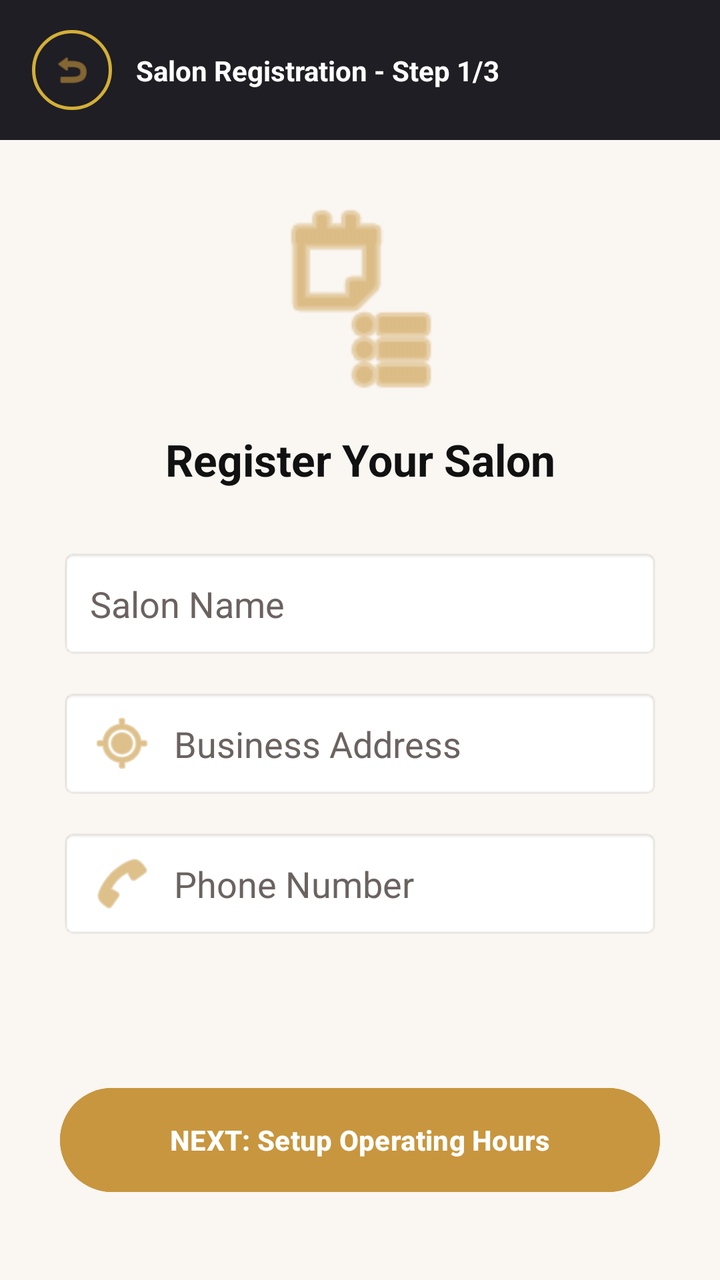
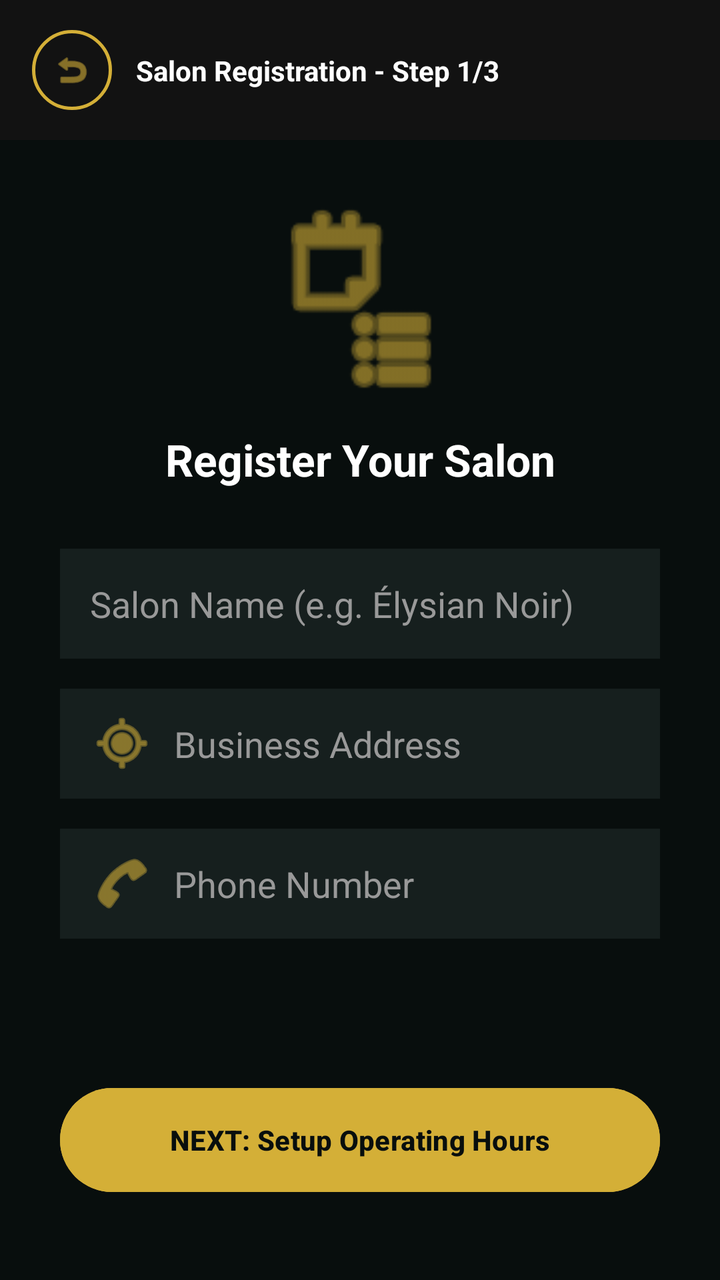

Two renders of the same Android screen: before a commit and after it. Below are the layout's source before the change and the commit's diff.
<!-- AndroidManifest.xml: application theme Theme.Trimly -->
<!-- res/layout/fragment_admin_setup.xml -->
<androidx.constraintlayout.widget.ConstraintLayout
    xmlns:android="http://schemas.android.com/apk/res/android"
    xmlns:app="http://schemas.android.com/apk/res-auto"
    android:layout_width="match_parent"
    android:layout_height="match_parent"
    android:background="#FAF6F2">

    
    <View
        android:id="@+id/top_bg"
        android:layout_width="match_parent"
        android:layout_height="70dp"
        android:background="#1E1E24"
        app:layout_constraintTop_toTopOf="parent"/>

    
    <ImageView
        android:id="@+id/back_btn"
        android:layout_width="40dp"
        android:layout_height="40dp"
        android:layout_marginStart="16dp"
        android:background="@drawable/ic_circle_gold_border"
        android:padding="10dp"
        android:src="@android:drawable/ic_menu_revert"
        app:tint="#C8963E"
        app:layout_constraintStart_toStartOf="parent"
        app:layout_constraintTop_toTopOf="@id/top_bg"
        app:layout_constraintBottom_toBottomOf="@id/top_bg"/>

    
    <TextView
        android:layout_width="wrap_content"
        android:layout_height="wrap_content"
        android:text="Salon Registration - Step 1/3"
        android:textSize="14sp"
        android:textColor="#FFFFFF"
        android:textStyle="bold"
        android:layout_marginStart="12dp"
        app:layout_constraintStart_toEndOf="@id/back_btn"
        app:layout_constraintTop_toTopOf="@id/back_btn"
        app:layout_constraintBottom_toBottomOf="@id/back_btn"/>

    
    <ImageView
        android:id="@+id/salon_icon"
        android:layout_width="100dp"
        android:layout_height="100dp"
        android:layout_marginTop="30dp"
        android:src="@android:drawable/ic_menu_agenda"
        app:tint="#C8963E"
        app:layout_constraintTop_toBottomOf="@id/top_bg"
        app:layout_constraintStart_toStartOf="parent"
        app:layout_constraintEnd_toEndOf="parent"/>

    
    <TextView
        android:id="@+id/page_title"
        android:layout_width="wrap_content"
        android:layout_height="wrap_content"
        android:text="Register Your Salon"
        android:textSize="22sp"
        android:textStyle="bold"
        android:textColor="#111111"
        android:layout_marginTop="15dp"
        app:layout_constraintTop_toBottomOf="@id/salon_icon"
        app:layout_constraintStart_toStartOf="parent"
        app:layout_constraintEnd_toEndOf="parent"/>

    
    <EditText
        android:id="@+id/et_salon_name"
        android:layout_width="match_parent"
        android:layout_height="55dp"
        android:layout_marginHorizontal="30dp"
        android:layout_marginTop="30dp"
        android:background="@android:drawable/editbox_background_normal"
        android:hint="Salon Name"
        android:textColor="#111111"
        android:textColorHint="#6B6360"
        android:paddingStart="15dp"
        app:layout_constraintTop_toBottomOf="@id/page_title"/>

    
    <EditText
        android:id="@+id/et_address"
        android:layout_width="match_parent"
        android:layout_height="55dp"
        android:layout_marginHorizontal="30dp"
        android:layout_marginTop="15dp"
        android:background="@android:drawable/editbox_background_normal"
        android:hint="Business Address"
        android:textColor="#111111"
        android:textColorHint="#6B6360"
        android:drawableStart="@android:drawable/ic_menu_mylocation"
        android:drawableTint="#C8963E"
        android:drawablePadding="10dp"
        android:paddingStart="15dp"
        app:layout_constraintTop_toBottomOf="@id/et_salon_name"/>

    
    <EditText
        android:id="@+id/et_phone"
        android:layout_width="match_parent"
        android:layout_height="55dp"
        android:layout_marginHorizontal="30dp"
        android:layout_marginTop="15dp"
        android:background="@android:drawable/editbox_background_normal"
        android:hint="Phone Number"
        android:textColor="#111111"
        android:textColorHint="#6B6360"
        android:inputType="phone"
        android:drawableStart="@android:drawable/ic_menu_call"
        android:drawableTint="#C8963E"
        android:drawablePadding="10dp"
        android:paddingStart="15dp"
        app:layout_constraintTop_toBottomOf="@id/et_address"/>

    
    <Button
        android:id="@+id/btn_next_admin"
        android:layout_width="match_parent"
        android:layout_height="60dp"
        android:layout_marginHorizontal="30dp"
        android:layout_marginBottom="40dp"
        android:text="NEXT: Setup Operating Hours"
        android:backgroundTint="#C8963E"
        android:textColor="#FFFFFF"
        android:textStyle="bold"
        app:layout_constraintBottom_toBottomOf="parent"/>

</androidx.constraintlayout.widget.ConstraintLayout>
<!-- resources referenced by this layout -->
<resources>
  <!-- drawable ic_circle_gold_border (drawable) -->
  <?xml version="1.0" encoding="utf-8"?>
  <shape xmlns:android="http://schemas.android.com/apk/res/android"
      android:shape="oval">
      <solid android:color="@android:color/transparent" />
      <stroke
          android:width="1.5dp"
          android:color="#D4AF37" />
      <size
          android:width="42dp"
          android:height="42dp" />
  </shape>
  <style name="Theme.Trimly" parent="Base.Theme.Trimly" />
  <style name="Base.Theme.Trimly" parent="Theme.Material3.DayNight.NoActionBar">
          
          
      </style>
</resources>

<!-- the commit's change to res/layout/fragment_admin_setup.xml (unified diff, before → after) -->
@@ -3,17 +3,13 @@
     xmlns:app="http://schemas.android.com/apk/res-auto"
     android:layout_width="match_parent"
     android:layout_height="match_parent"
-    android:background="#FAF6F2">
+    android:background="#080E0D"> <View
+    android:id="@+id/top_bg"
+    android:layout_width="match_parent"
+    android:layout_height="70dp"
+    android:background="#121212"
+    app:layout_constraintTop_toTopOf="parent"/>
 
-    
-    <View
-        android:id="@+id/top_bg"
-        android:layout_width="match_parent"
-        android:layout_height="70dp"
-        android:background="#1E1E24"
-        app:layout_constraintTop_toTopOf="parent"/>
-
-    
     <ImageView
         android:id="@+id/back_btn"
         android:layout_width="40dp"
@@ -22,12 +18,11 @@
         android:background="@drawable/ic_circle_gold_border"
         android:padding="10dp"
         android:src="@android:drawable/ic_menu_revert"
-        app:tint="#C8963E"
+        app:tint="#D4AF37"
         app:layout_constraintStart_toStartOf="parent"
         app:layout_constraintTop_toTopOf="@id/top_bg"
         app:layout_constraintBottom_toBottomOf="@id/top_bg"/>
 
-    
     <TextView
         android:layout_width="wrap_content"
         android:layout_height="wrap_content"
@@ -40,19 +35,17 @@
         app:layout_constraintTop_toTopOf="@id/back_btn"
         app:layout_constraintBottom_toBottomOf="@id/back_btn"/>
 
-    
     <ImageView
         android:id="@+id/salon_icon"
         android:layout_width="100dp"
         android:layout_height="100dp"
         android:layout_marginTop="30dp"
         android:src="@android:drawable/ic_menu_agenda"
-        app:tint="#C8963E"
+        app:tint="#D4AF37"
         app:layout_constraintTop_toBottomOf="@id/top_bg"
         app:layout_constraintStart_toStartOf="parent"
         app:layout_constraintEnd_toEndOf="parent"/>
 
-    
     <TextView
         android:id="@+id/page_title"
         android:layout_width="wrap_content"
@@ -60,62 +53,59 @@
         android:text="Register Your Salon"
         android:textSize="22sp"
         android:textStyle="bold"
-        android:textColor="#111111"
+        android:textColor="#FFFFFF"
         android:layout_marginTop="15dp"
         app:layout_constraintTop_toBottomOf="@id/salon_icon"
         app:layout_constraintStart_toStartOf="parent"
         app:layout_constraintEnd_toEndOf="parent"/>
 
-    
     <EditText
         android:id="@+id/et_salon_name"
         android:layout_width="match_parent"
         android:layout_height="55dp"
         android:layout_marginHorizontal="30dp"
         android:layout_marginTop="30dp"
-        android:background="@android:drawable/editbox_background_normal"
-        android:hint="Salon Name"
-        android:textColor="#111111"
-        android:textColorHint="#6B6360"
+        android:background="#CC1A2422"
+        android:hint="Salon Name (e.g. Élysian Noir)"
+        android:textColor="#FFFFFF"
+        android:textColorHint="#999999"
         android:paddingStart="15dp"
+        android:inputType="textPersonName"
         app:layout_constraintTop_toBottomOf="@id/page_title"/>
 
-    
     <EditText
         android:id="@+id/et_address"
         android:layout_width="match_parent"
         android:layout_height="55dp"
         android:layout_marginHorizontal="30dp"
         android:layout_marginTop="15dp"
-        android:background="@android:drawable/editbox_background_normal"
+        android:background="#CC1A2422"
         android:hint="Business Address"
-        android:textColor="#111111"
-        android:textColorHint="#6B6360"
+        android:textColor="#FFFFFF"
+        android:textColorHint="#999999"
         android:drawableStart="@android:drawable/ic_menu_mylocation"
-        android:drawableTint="#C8963E"
+        android:drawableTint="#D4AF37"
         android:drawablePadding="10dp"
         android:paddingStart="15dp"
         app:layout_constraintTop_toBottomOf="@id/et_salon_name"/>
 
-    
     <EditText
         android:id="@+id/et_phone"
         android:layout_width="match_parent"
         android:layout_height="55dp"
         android:layout_marginHorizontal="30dp"
         android:layout_marginTop="15dp"
-        android:background="@android:drawable/editbox_background_normal"
+        android:background="#CC1A2422"
         android:hint="Phone Number"
-        android:textColor="#111111"
-        android:textColorHint="#6B6360"
+        android:textColor="#FFFFFF"
+        android:textColorHint="#999999"
         android:inputType="phone"
         android:drawableStart="@android:drawable/ic_menu_call"
-        android:drawableTint="#C8963E"
+        android:drawableTint="#D4AF37"
         android:drawablePadding="10dp"
         android:paddingStart="15dp"
         app:layout_constraintTop_toBottomOf="@id/et_address"/>
 
-    
     <Button
         android:id="@+id/btn_next_admin"
         android:layout_width="match_parent"
@@ -123,8 +113,8 @@
         android:layout_marginHorizontal="30dp"
         android:layout_marginBottom="40dp"
         android:text="NEXT: Setup Operating Hours"
-        android:backgroundTint="#C8963E"
-        android:textColor="#FFFFFF"
+        android:backgroundTint="#D4AF37"
+        android:textColor="#080E0D"
         android:textStyle="bold"
         app:layout_constraintBottom_toBottomOf="parent"/>
 
